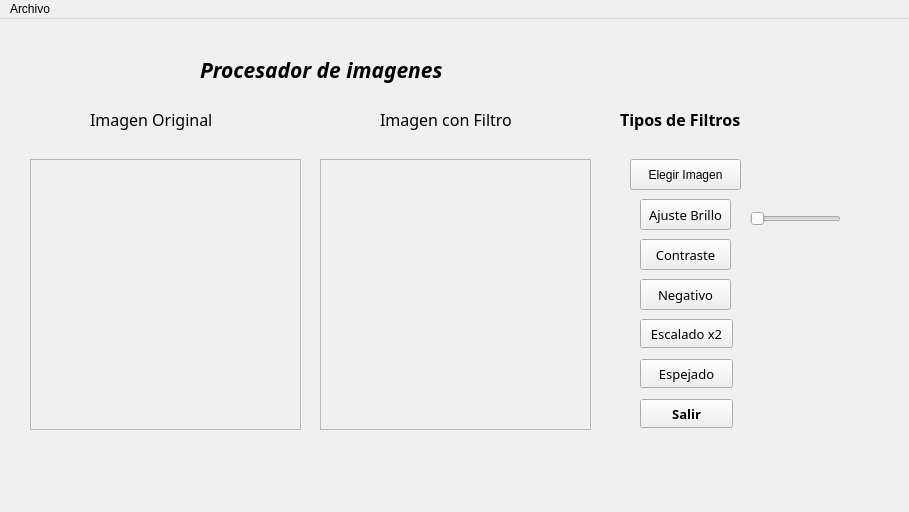
Old version of the form ProcesamientoDeImagenes/src/MainWindow.ui in the repository Kem-96/TareaProgramada2-Ensambla.
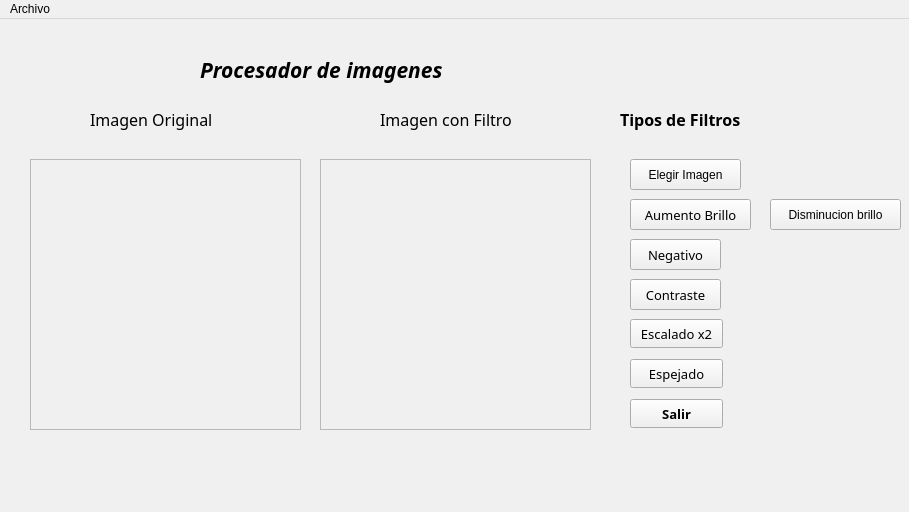
New version of the form.

Commit message: se agrego botón de disminución de brillo

Patch:
```diff
--- a/ProcesamientoDeImagenes/src/MainWindow.ui
+++ b/ProcesamientoDeImagenes/src/MainWindow.ui
@@ -108,9 +108,9 @@
    <widget class="QPushButton" name="BotonAjusteBrillo">
     <property name="geometry">
      <rect>
-      <x>640</x>
+      <x>630</x>
       <y>180</y>
-      <width>91</width>
+      <width>121</width>
       <height>31</height>
      </rect>
     </property>
@@ -123,14 +123,14 @@
      </font>
     </property>
     <property name="text">
-     <string>Ajuste Brillo</string>
+     <string>Aumento Brillo</string>
     </property>
    </widget>
    <widget class="QPushButton" name="BotonContraste">
     <property name="geometry">
      <rect>
-      <x>640</x>
-      <y>220</y>
+      <x>630</x>
+      <y>260</y>
       <width>91</width>
       <height>31</height>
      </rect>
@@ -151,8 +151,8 @@
    <widget class="QPushButton" name="BotonNegativo">
     <property name="geometry">
      <rect>
-      <x>640</x>
-      <y>260</y>
+      <x>630</x>
+      <y>220</y>
       <width>91</width>
       <height>31</height>
      </rect>
@@ -170,7 +170,7 @@
    <widget class="QPushButton" name="BotonEscalado">
     <property name="geometry">
      <rect>
-      <x>640</x>
+      <x>630</x>
       <y>300</y>
       <width>93</width>
       <height>29</height>
@@ -189,7 +189,7 @@
    <widget class="QPushButton" name="BotonEspejado">
     <property name="geometry">
      <rect>
-      <x>640</x>
+      <x>630</x>
       <y>340</y>
       <width>93</width>
       <height>29</height>
@@ -246,7 +246,7 @@
    <widget class="QPushButton" name="BotonSalir">
     <property name="geometry">
      <rect>
-      <x>640</x>
+      <x>630</x>
       <y>380</y>
       <width>93</width>
       <height>29</height>
@@ -349,17 +349,17 @@
      <string>Elegir Imagen</string>
     </property>
    </widget>
-   <widget class="QSlider" name="horizontalSlider">
+   <widget class="QPushButton" name="Button_Disminucionbrillo">
     <property name="geometry">
      <rect>
-      <x>750</x>
-      <y>190</y>
-      <width>91</width>
-      <height>20</height>
+      <x>770</x>
+      <y>180</y>
+      <width>131</width>
+      <height>31</height>
      </rect>
     </property>
-    <property name="orientation">
-     <enum>Qt::Horizontal</enum>
+    <property name="text">
+     <string>Disminucion brillo</string>
     </property>
    </widget>
   </widget>
```
The commit also changes 436 other files.
